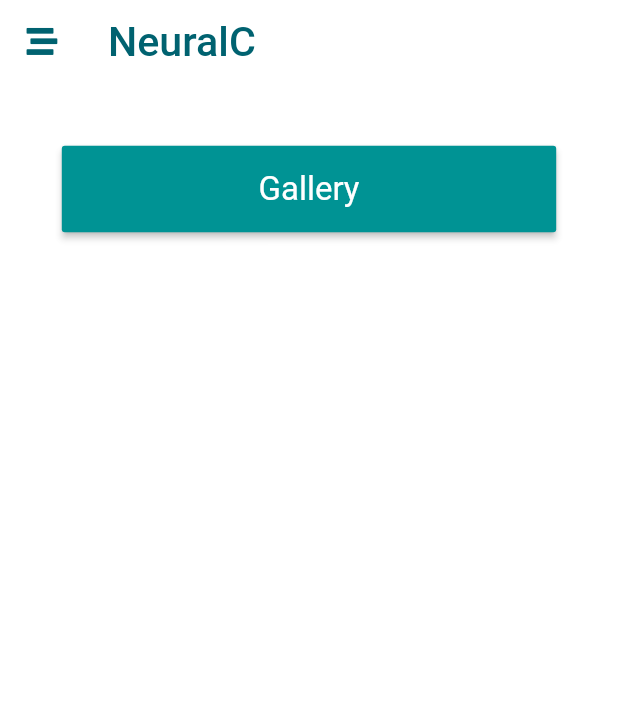
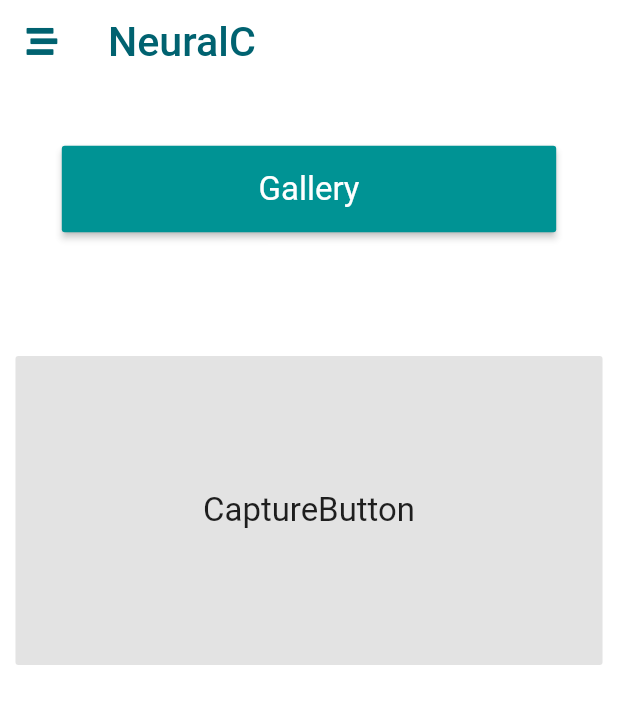
Before and after one commit to cankush625/NeuralC, a Flutter app: the screen it shows after launch, on a phone screen of 412 x 824 dp. Shown: the top 704 px of the screen. Run offline on Flutter 3.47's test engine with Material 2 defaults, Android fonts, the phone set to English and light mode, and no system bars; our stand-ins replace flutter_icons, sizer.

Commit message:
Capture Button added
Signed-off-by: cankush625 <cankush625@gmail.com>

```diff
--- a/lib/screens/home/home.dart
+++ b/lib/screens/home/home.dart
@@ -1,6 +1,7 @@
 import 'package:flutter/material.dart';
 
 import 'package:neuralc/widgets/appbar/appbar.dart';
+import 'package:neuralc/widgets/buttons/capture_button.dart';
 import 'package:neuralc/widgets/buttons/gallery_button.dart';
 
 class Home extends StatelessWidget {
@@ -12,6 +13,7 @@ class Home extends StatelessWidget {
         child: Column(
           children: [
             GalleryButton(context),
+            CaptureButton(context),
           ],
         ),
       ),
--- /dev/null
+++ b/lib/widgets/buttons/capture_button.dart
@@ -0,0 +1,21 @@
+import 'package:flutter/material.dart';
+import 'package:neuralc/constants/constants.dart';
+
+// ignore: non_constant_identifier_names
+Widget CaptureButton(BuildContext context) {
+  return Container(
+    margin: captureButtonMargin,
+    child: MaterialButton(
+      child: Text(
+        'CaptureButton',
+      ),
+      color: captureButtonColor,
+      height: captureButtonHeight,
+      minWidth: captureButtonMinWidth,
+      elevation: captureButtonElevation,
+      onPressed: () {
+        print("Capture button pressed");
+      },
+    ),
+  );
+}
```
Also changed, not shown: lib/constants/constants.dart (+7 -0 lines).
